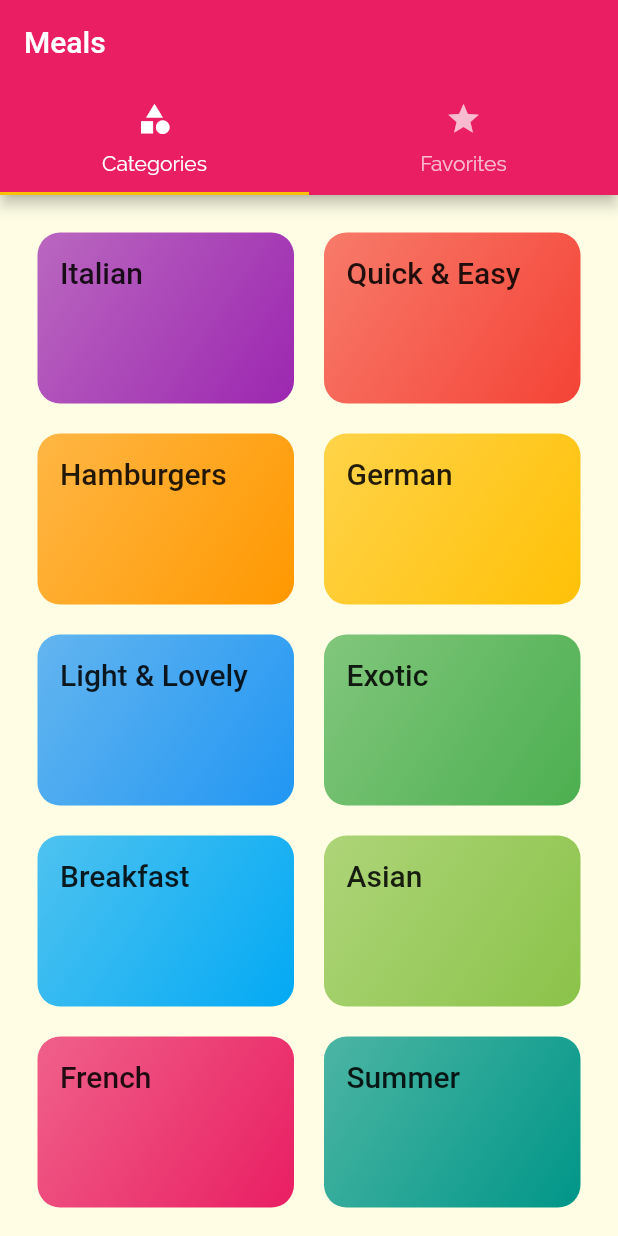
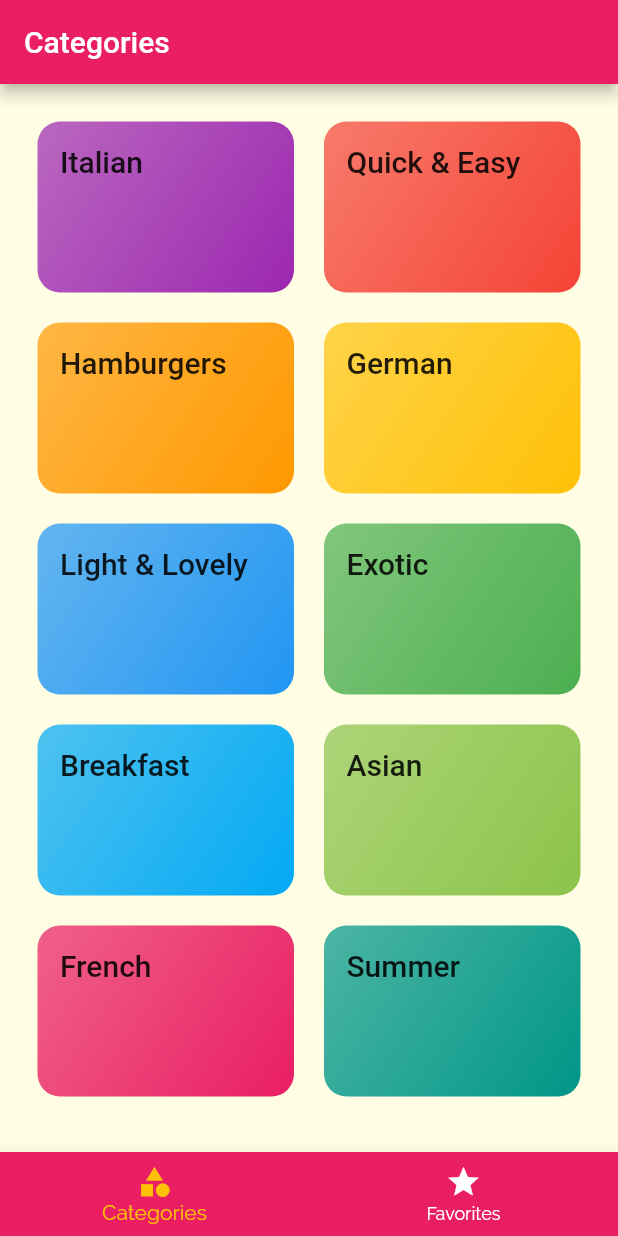
Before and after one commit to tugcekaratekee/meals_app, a Flutter app: the screen it shows after launch, on a phone screen of 412 x 824 dp. Run offline on Flutter 3.47's test engine with Material 2 defaults, Android fonts, the phone set to English and light mode, and no system bars.

Commit message:
ui changes

```diff
--- a/lib/screens/tabs_screen.dart
+++ b/lib/screens/tabs_screen.dart
@@ -1,5 +1,5 @@
 import 'package:flutter/material.dart';
-import 'package:meals_app/screens/favorites_screen.dart';
+import './favorites_screen.dart';
 import './categories_screen.dart';
 
 class TabsScreen extends StatefulWidget {
@@ -8,37 +8,47 @@ class TabsScreen extends StatefulWidget {
 }
 
 class _TabsScreenState extends State<TabsScreen> {
+  final List<Map<String, Object>> _pages = [
+    {'page': CategoriesScreen(), 'title': 'Categories'},
+    {
+      'page': FavoritesScreen(),
+      'title': 'Your Favorite',
+    },
+  ];
+  int _selectedPageIndex = 0;
+
+  void _selectPage(int index) {
+    setState(() {
+      _selectedPageIndex = index;
+    });
+  }
+
   @override
   Widget build(BuildContext context) {
-    return DefaultTabController(
-      length: 2,
-      //initialIndex: 0,
-      child: Scaffold(
-        appBar: AppBar(
-          title: Text('Meals'),
-          bottom: TabBar(
-            tabs: <Widget>[
-              Tab(
-                icon: Icon(
-                  Icons.category,
-                ),
-                text: 'Categories',
-              ),
-              Tab(
-                icon: Icon(
-                  Icons.star,
-                ),
-                text: 'Favorites',
-              ),
-            ],
+    return Scaffold(
+      appBar: AppBar(
+        title: Text(_pages[_selectedPageIndex]['title'] as String),
+      ),
+      body: _pages[_selectedPageIndex]['page'] as Widget,
+      bottomNavigationBar: BottomNavigationBar(
+        onTap: _selectPage,
+        backgroundColor: Theme.of(context).primaryColor,
+        unselectedItemColor: Colors.white,
+        selectedItemColor: Theme.of(context).accentColor,
+        currentIndex: _selectedPageIndex,
+        // type: BottomNavigationBarType.fixed,
+        items: [
+          BottomNavigationBarItem(
+            backgroundColor: Theme.of(context).primaryColor,
+            icon: Icon(Icons.category),
+            label: 'Categories',
           ),
-        ),
-        body: TabBarView(
-          children: <Widget>[
-            CategoriesScreen(),
-            FavoritesScreen(),
-          ],
-        ),
+          BottomNavigationBarItem(
+            backgroundColor: Theme.of(context).primaryColor,
+            icon: Icon(Icons.star),
+            label: 'Favorites',
+          ),
+        ],
       ),
     );
   }
```
